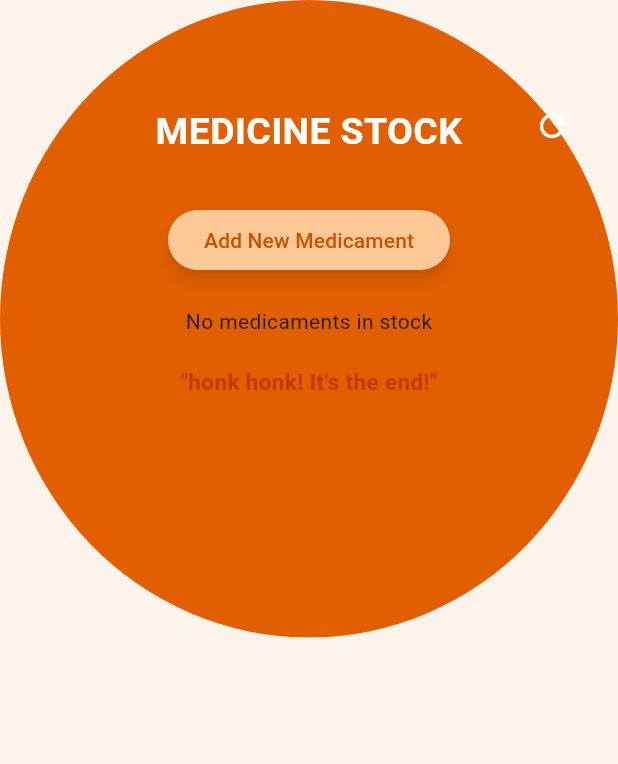
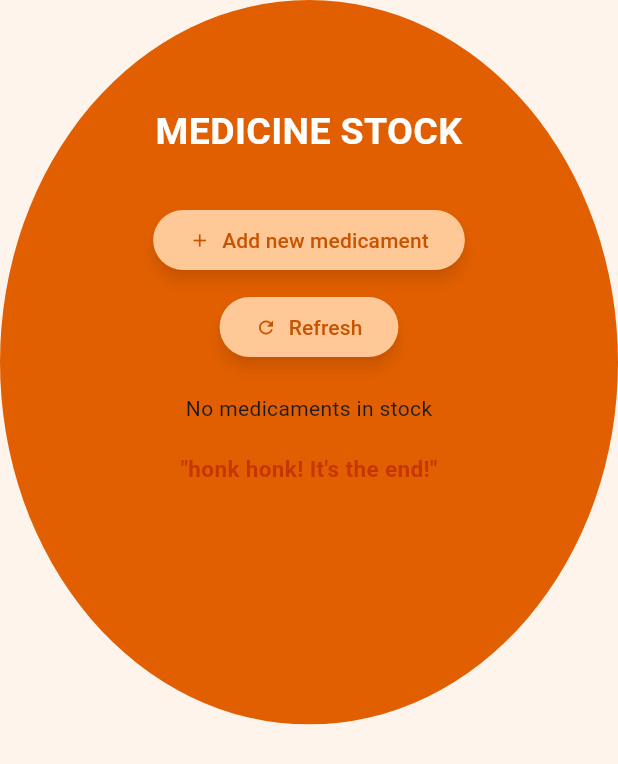
Before and after one commit to YZ1GO/L.EIC017_ES_PRJ, a Flutter app: the StockScreen screen opened directly, on a phone screen of 412 x 824 dp. Shown: the top 764 px of the screen. Run offline on Flutter 3.47's test engine with Material 3 defaults, Android fonts, the phone set to English and light mode, and no system bars; our stand-ins replace firebase_core, firebase_database, flutter_local_notifications, font_awesome_flutter, permission_handler, shared_preferences and 1 more; accounts and stored records are empty.

Commit message:
refresh button bug fixed

```diff
--- a/app/lib/screens/stock_screen.dart
+++ b/app/lib/screens/stock_screen.dart
@@ -49,19 +49,6 @@ class _StockScreenState extends State<StockScreen> {
                           textAlign: TextAlign.center,
                         ),
                       ),
-                      Positioned(
-                        top: 0,
-                        right: 20,
-                        child: IconButton(
-                          onPressed: () {
-                            setState(() {
-                              _medicamentsFuture = getMedicaments();
-                            });
-                            print(Text('refresh button pressed'));
-                          },
-                          icon: Icon(Icons.refresh, color: Colors.white),
-                        ),
-                      ),
                     ],
                   ),
                 ),
@@ -72,18 +59,64 @@ class _StockScreenState extends State<StockScreen> {
                       context,
                       MaterialPageRoute(builder: (context) => DatabaseContentScreen()),
                     );
+                    print(Text('Add new medicament button pressed'));
                   },
-                  child: Text(
-                    'Add New Medicament',
-                    style: TextStyle(
-                      color: Color.fromRGBO(199, 84, 0, 1),
-                    ),
-                  ),
                   style: ElevatedButton.styleFrom(
-                    foregroundColor: Colors.white,
+                    foregroundColor: Color.fromRGBO(199, 84, 0, 1),
                     backgroundColor: Color.fromRGBO(255, 200, 150, 1),
                     elevation: 4,
                     shadowColor: Colors.black.withOpacity(0.5),
+                  ),
+                  child: Row(
+                    mainAxisSize: MainAxisSize.min,
+                    children: [
+                      Icon(
+                        Icons.add,
+                        color: Color.fromRGBO(199, 84, 0, 1),
+                        size: 14,
+                      ),
+                      SizedBox(width: 8),
+                      Text(
+                        'Add new medicament',
+                        style: TextStyle(
+                          color: Color.fromRGBO(199, 84, 0, 1),
+                          fontSize: 14,
+                        ),
+                      ),
+                    ],
+                  ),
+                ),
+                SizedBox(height: 10),
+                ElevatedButton(
+                  onPressed: () {
+                    setState(() {
+                      _medicamentsFuture = getMedicaments();
+                    });
+                    print(Text('refresh button pressed'));
+                  },
+                  style: ElevatedButton.styleFrom(
+                    foregroundColor: Color.fromRGBO(199, 84, 0, 1),
+                    backgroundColor: Color.fromRGBO(255, 200, 150, 1),
+                    elevation: 4,
+                    shadowColor: Colors.black.withOpacity(0.5),
+                  ),
+                  child: Row(
+                    mainAxisSize: MainAxisSize.min,
+                    children: [
+                      Icon(
+                        Icons.refresh,
+                        color: Color.fromRGBO(199, 84, 0, 1),
+                        size: 14,
+                      ),
+                      SizedBox(width: 8),
+                      Text(
+                        'Refresh',
+                        style: TextStyle(
+                          color: Color.fromRGBO(199, 84, 0, 1),
+                          fontSize: 14,
+                        ),
+                      ),
+                    ],
                   ),
                 ),
                 SizedBox(height: 20),
```
